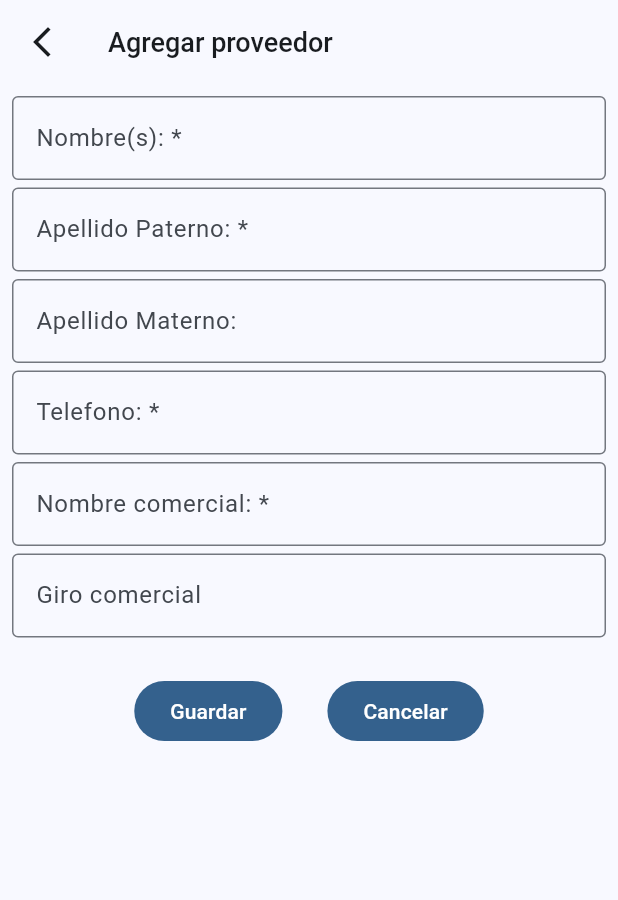
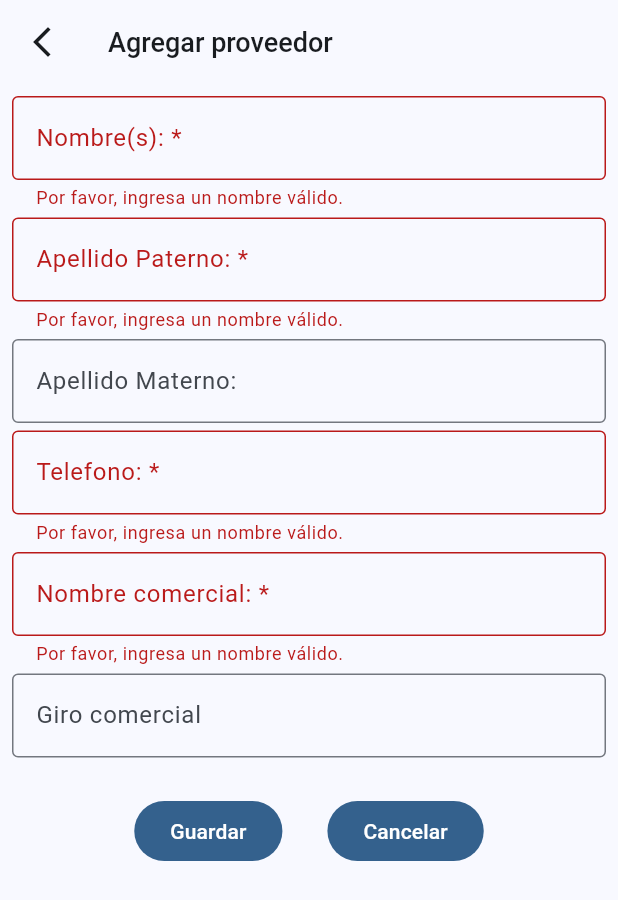
Before and after one commit to MarcosFalcon343/cosmicpos, a Flutter app: the ProveedorForm screen opened directly, after a tap on "Guardar", on a phone screen of 412 x 824 dp. Shown: the top 900 px of the screen. Run offline on Flutter 3.47's test engine with Material 2 defaults, Android fonts, the phone set to English and light mode, and no system bars; our stand-ins replace flutter_svg, hive, hive_flutter; accounts and stored records are empty.

Commit message:
provedor 20%
Categoria terminado

```diff
--- a/lib/app/data/models/Actores/provedor.dart
+++ b/lib/app/data/models/Actores/provedor.dart
@@ -4,14 +4,12 @@ part 'provedor.g.dart';
 
 @HiveType(typeId: 1)
 class Proveedor {
-  @HiveField(0)
-  final String id;
   @HiveField(1)
   final String nombres;
   @HiveField(2)
   final String apellidoPaterno;
   @HiveField(3)
-  final String apellidoMaterno;
+  final String? apellidoMaterno;
   @HiveField(4)
   final String nombreComercial;
   @HiveField(5)
@@ -20,16 +18,15 @@ class Proveedor {
   final String? giroComercial;
 
   Proveedor(
-      {required this.id,
-      required this.nombres,
+      {required this.nombres,
       required this.apellidoPaterno,
-      required this.apellidoMaterno,
+      this.apellidoMaterno,
       required this.nombreComercial,
-      required this.telefono,
+      this.telefono,
       this.giroComercial});
 
   @override
   String toString() {
-    return 'Provedor{id: $id, nombrecompleto: $nombres $apellidoPaterno $apellidoMaterno, nombreComercial: $nombreComercial}, telefono: $telefono, giroComercial $giroComercial';
+    return 'Provedor{nombrecompleto: $nombres $apellidoPaterno $apellidoMaterno, nombreComercial: $nombreComercial}, telefono: $telefono, giroComercial $giroComercial';
   }
 }
--- a/lib/app/data/models/Productos/categoria.dart
+++ b/lib/app/data/models/Productos/categoria.dart
@@ -4,26 +4,21 @@ part 'categoria.g.dart';
 
 @HiveType(typeId: 0)
 class Categoria extends HiveObject {
-  @HiveField(0)
-  final String id;
   @HiveField(1)
-  final String nombre;
-  @HiveField(2)
-  bool active;
+  String nombre;
 
-  Categoria({required this.id, required this.nombre, this.active = true});
+  Categoria({required this.nombre});
 
   @override
   String toString() {
-    return 'Categoria{id: $id, nombre: $nombre}, active: $active';
+    return 'Categoria{nombre: $nombre}';
   }
 
   factory Categoria.fromJson(Map<String, dynamic> json) {
-    return Categoria(
-        id: json['id'], nombre: json['nombre'], active: json['active']);
+    return Categoria(nombre: json['nombre']);
   }
 
   Map<String, dynamic> toJson() {
-    return {'id': id, 'nombre': nombre, 'active': active};
+    return {'nombre': nombre};
   }
 }
--- a/lib/app/modules/Proveedores_module/Widget/proveedor_form.dart
+++ b/lib/app/modules/Proveedores_module/Widget/proveedor_form.dart
@@ -1,3 +1,5 @@
+import 'package:cosmicpos/app/data/models/Actores/provedor.dart';
+import 'package:cosmicpos/app/modules/Proveedores_module/proveedor_controller.dart';
 import 'package:flutter/material.dart';
 
 class ProveedorForm extends StatefulWidget {
@@ -9,6 +11,13 @@ class ProveedorForm extends StatefulWidget {
 
 class _ProveedorFormState extends State<ProveedorForm> {
   final _formKey = GlobalKey<FormState>();
+  TextEditingController nombresController = TextEditingController();
+  TextEditingController paternoController = TextEditingController();
+  TextEditingController maternoController = TextEditingController();
+  TextEditingController telefonoController = TextEditingController();
+  TextEditingController nombreComercialController = TextEditingController();
+  TextEditingController giroComercialController = TextEditingController();
+  ProveedorController controller = ProveedorController();
   @override
   void dispose() {
     // TODO: implement dispose
@@ -39,22 +48,37 @@ class _ProveedorFormState extends State<ProveedorForm> {
             child: Column(
               children: [
                 TextFormField(
+                  controller: nombresController,
                   decoration: const InputDecoration(
                       label: Text('Nombre(s): *'),
                       border: OutlineInputBorder()),
+                  validator: (value) {
+                    if (value == null || value.isEmpty) {
+                      return 'Por favor, ingresa un nombre válido.';
+                    }
+                    return null;
+                  },
                 ),
                 const SizedBox(
                   height: 5,
                 ),
                 TextFormField(
+                  controller: paternoController,
                   decoration: const InputDecoration(
                       label: Text('Apellido Paterno: *'),
                       border: OutlineInputBorder()),
+                  validator: (value) {
+                    if (value == null || value.isEmpty) {
+                      return 'Por favor, ingresa un nombre válido.';
+                    }
+                    return null;
+                  },
                 ),
                 const SizedBox(
                   height: 5,
                 ),
                 TextFormField(
+                    controller: maternoController,
                     decoration: const InputDecoration(
                         label: Text('Apellido Materno:'),
                         border: OutlineInputBorder())),
@@ -62,20 +86,36 @@ class _ProveedorFormState extends State<ProveedorForm> {
                   height: 5,
                 ),
                 TextFormField(
-                    decoration: const InputDecoration(
-                        label: Text('Telefono: *'),
-                        border: OutlineInputBorder())),
+                  controller: telefonoController,
+                  decoration: const InputDecoration(
+                      label: Text('Telefono: *'), border: OutlineInputBorder()),
+                  validator: (value) {
+                    if (value == null || value.isEmpty) {
+                      return 'Por favor, ingresa un nombre válido.';
+                    }
+                    return null;
+                  },
+                ),
                 const SizedBox(
                   height: 5,
                 ),
                 TextFormField(
-                    decoration: const InputDecoration(
-                        label: Text('Nombre comercial: *'),
-                        border: OutlineInputBorder())),
+                  controller: nombreComercialController,
+                  decoration: const InputDecoration(
+                      label: Text('Nombre comercial: *'),
+                      border: OutlineInputBorder()),
+                  validator: (value) {
+                    if (value == null || value.isEmpty) {
+                      return 'Por favor, ingresa un nombre válido.';
+                    }
+                    return null;
+                  },
+                ),
                 const SizedBox(
                   height: 5,
                 ),
                 TextFormField(
+                    controller: giroComercialController,
                     decoration: const InputDecoration(
                         label: Text('Giro comercial'),
                         border: OutlineInputBorder())),
@@ -89,7 +129,20 @@ class _ProveedorFormState extends State<ProveedorForm> {
                   crossAxisAlignment: WrapCrossAlignment.center,
                   children: [
                     FilledButton(
-                        onPressed: () {}, child: const Text('Guardar')),
+                        onPressed: () {
+                          if (_formKey.currentState!.validate()) {
+                            Proveedor proveedor = Proveedor(
+                                nombres: nombresController.text,
+                                apellidoPaterno: paternoController.text,
+                                apellidoMaterno: maternoController.text,
+                                telefono: telefonoController.text,
+                                nombreComercial: nombreComercialController.text,
+                                giroComercial: giroComercialController.text);
+                            //controller.agregarProveedor(proveedor);
+                            Navigator.of(context).pop(1);
+                          }
+                        },
+                        child: const Text('Guardar')),
                     const SizedBox(
                       width: 30,
                     ),
--- a/lib/app/modules/Proveedores_module/proveedor_controller.dart
+++ b/lib/app/modules/Proveedores_module/proveedor_controller.dart
@@ -1 +1,22 @@
-class ProveedorController {}
+import 'package:cosmicpos/app/data/models/Actores/provedor.dart';
+import 'package:cosmicpos/app/data/models/Actores/provedor_model.dart';
+
+class ProveedorController {
+  final ProveedorModel _model = ProveedorModel();
+  ProveedorController();
+  Future<List<Proveedor>> cargarProvedores() async {
+    return await _model.getAllProveedores();
+  }
+
+  void agregarProveedor(Proveedor proveedor) {
+    _model.addProvedor(proveedor);
+  }
+
+  void actualizarProveedor(int key, Proveedor proveedor) {
+    _model.updateProveedore(key, proveedor);
+  }
+
+  void eliminarProveedor(int key) {
+    _model.deleteProveedor(key);
+  }
+}
```
Also changed, not shown: lib/app/data/models/Actores/provedor_model.dart (+42 -1 lines), lib/app/data/models/Productos/categoria_model.dart (+8 -12 lines), lib/app/data/providers/categoria_provider.dart (+9 -22 lines), lib/app/data/services/categoria_services.dart (deleted, +0 -39 lines), lib/app/modules/Categorias_module/controller_categoria.dart (+5 -5 lines), lib/app/modules/Categorias_module/widgets/categoriaedit.dart (+5 -4 lines), lib/app/modules/Proveedores_module/Widget/provedor_view.dart (added, +35 -0 lines), lib/app/modules/Proveedores_module/provedores_screen.dart (+26 -1 lines), lib/app/widgets/menus/drawer.dart (+3 -4 lines), lib/app/data/models/Actores/provedor.g.dart, lib/app/data/models/Productos/categoria.g.dart, lib/app/data/providers/proveedor_provider.dart (deleted).
